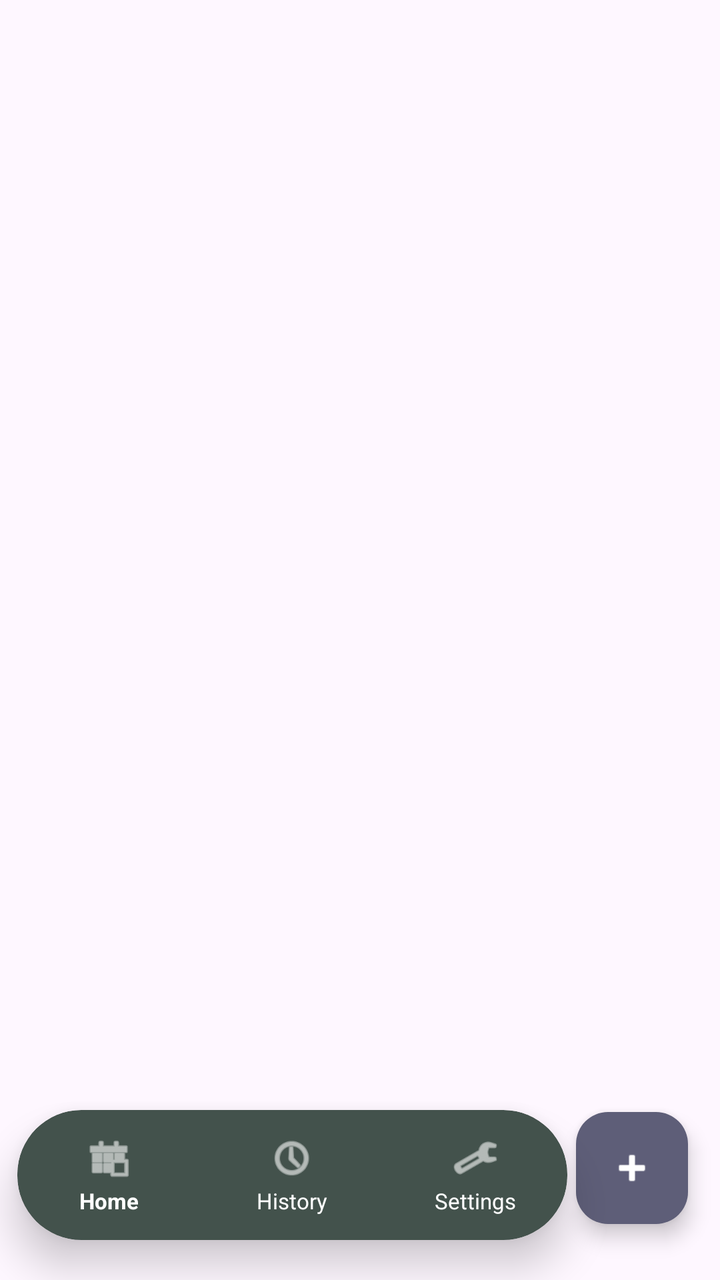
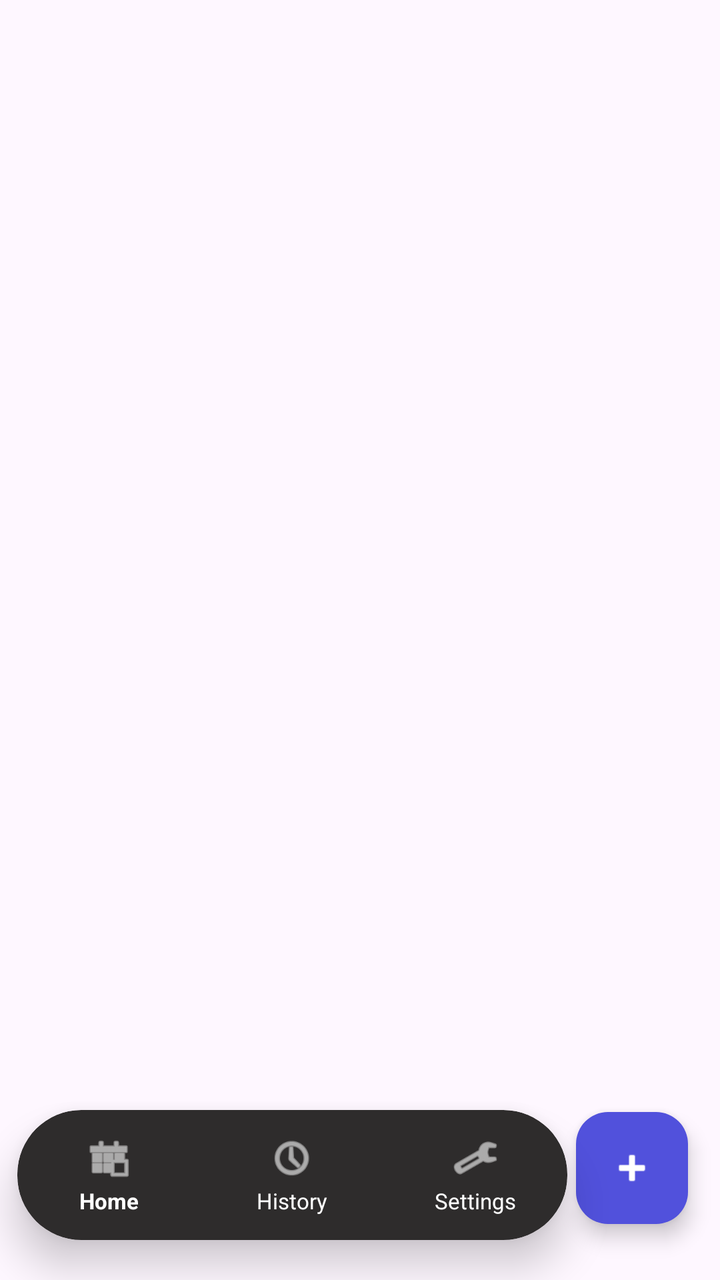

Screens rendered from an Android XML layout before and after an edit, with the pre-edit source and the edit as a unified diff.
<!-- AndroidManifest.xml: application theme Theme.Miniproject -->
<!-- res/layout/nav.xml -->
<?xml version="1.0" encoding="utf-8"?>
<androidx.constraintlayout.widget.ConstraintLayout xmlns:android="http://schemas.android.com/apk/res/android"
    android:layout_width="match_parent"
    android:layout_height="match_parent"
    xmlns:app="http://schemas.android.com/apk/res-auto">

    <com.google.android.material.floatingactionbutton.FloatingActionButton
        android:id="@+id/fab_add_transaction"
        android:layout_width="wrap_content"
        android:layout_height="wrap_content"
        android:layout_marginEnd="16dp"
        android:layout_marginBottom="28dp"
        android:src="@android:drawable/ic_input_add"
        app:backgroundTint="#5E5E78"
        app:layout_constraintBottom_toBottomOf="parent"
        app:layout_constraintEnd_toEndOf="parent"
        app:tint="@color/circletextcolor" />

    <androidx.cardview.widget.CardView
        android:id="@+id/floating_nav_bar"
        android:layout_width="275dp"
        android:layout_height="65dp"
        android:layout_marginStart="20dp"
        android:layout_marginEnd="16dp"
        android:layout_marginBottom="20dp"
        app:cardCornerRadius="32dp"
        app:cardElevation="12dp"
        app:cardBackgroundColor="#43524C"
        app:layout_constraintBottom_toBottomOf="parent"
        app:layout_constraintStart_toStartOf="parent"
        app:layout_constraintEnd_toStartOf="@id/fab_add_transaction">

        <LinearLayout
            android:layout_width="match_parent"
            android:layout_height="match_parent"
            android:orientation="horizontal"
            android:baselineAligned="false">

            <LinearLayout
                android:id="@+id/nav_home_btn"
                android:layout_width="0dp"
                android:layout_height="match_parent"
                android:layout_weight="1"
                android:gravity="center"
                android:orientation="vertical"
                android:clickable="true"
                android:focusable="true"
                android:background="?attr/selectableItemBackgroundBorderless">

                <ImageView
                    android:layout_width="24dp"
                    android:layout_height="24dp"
                    android:src="@android:drawable/ic_menu_today"
                    app:tint="@color/white"/>

                <TextView
                    android:layout_width="wrap_content"
                    android:layout_height="wrap_content"
                    android:text="Home"
                    android:textSize="11sp"
                    android:textStyle="bold"
                    android:layout_marginTop="2dp"
                    android:textColor="@color/white"/>
            </LinearLayout>

            <LinearLayout
                android:id="@+id/nav_history_btn"
                android:layout_width="0dp"
                android:layout_height="match_parent"
                android:layout_weight="1"
                android:gravity="center"
                android:orientation="vertical"
                android:clickable="true"
                android:focusable="true"
                android:background="?attr/selectableItemBackgroundBorderless">

                <ImageView
                    android:layout_width="24dp"
                    android:layout_height="24dp"
                    android:src="@android:drawable/ic_menu_recent_history"
                    app:tint="@color/white"/>

                <TextView
                    android:layout_width="wrap_content"
                    android:layout_height="wrap_content"
                    android:text="History"
                    android:textSize="11sp"
                    android:layout_marginTop="2dp"
                    android:textColor="@color/white"/>
            </LinearLayout>

            <LinearLayout
                android:id="@+id/nav_settings_btn"
                android:layout_width="0dp"
                android:layout_height="match_parent"
                android:layout_weight="1"
                android:gravity="center"
                android:orientation="vertical"
                android:clickable="true"
                android:focusable="true"
                android:background="?attr/selectableItemBackgroundBorderless">

                <ImageView
                    android:layout_width="24dp"
                    android:layout_height="24dp"
                    android:src="@android:drawable/ic_menu_preferences"
                    app:tint="@color/white"/>

                <TextView
                    android:layout_width="wrap_content"
                    android:layout_height="wrap_content"
                    android:text="Settings"
                    android:textSize="11sp"
                    android:layout_marginTop="2dp"
                    android:textColor="@color/white"/>
            </LinearLayout>
        </LinearLayout>
    </androidx.cardview.widget.CardView>

</androidx.constraintlayout.widget.ConstraintLayout>
<!-- resources referenced by this layout -->
<resources>
  <color name="circletextcolor">#FFFFFFFF</color>
  <color name="white">#FFFFFFFF</color>
  <style name="Theme.Miniproject" parent="Base.Theme.Miniproject" />
  <style name="Base.Theme.Miniproject" parent="Theme.Material3.DayNight.NoActionBar">
          
          
      </style>
</resources>

<!-- the commit's change to res/layout/nav.xml (unified diff, before → after) -->
@@ -11,7 +11,7 @@
         android:layout_marginEnd="16dp"
         android:layout_marginBottom="28dp"
         android:src="@android:drawable/ic_input_add"
-        app:backgroundTint="#5E5E78"
+        app:backgroundTint="#5151DC"
         app:layout_constraintBottom_toBottomOf="parent"
         app:layout_constraintEnd_toEndOf="parent"
         app:tint="@color/circletextcolor" />
@@ -25,7 +25,7 @@
         android:layout_marginBottom="20dp"
         app:cardCornerRadius="32dp"
         app:cardElevation="12dp"
-        app:cardBackgroundColor="#43524C"
+        app:cardBackgroundColor="#2E2C2C"
         app:layout_constraintBottom_toBottomOf="parent"
         app:layout_constraintStart_toStartOf="parent"
         app:layout_constraintEnd_toStartOf="@id/fab_add_transaction">
